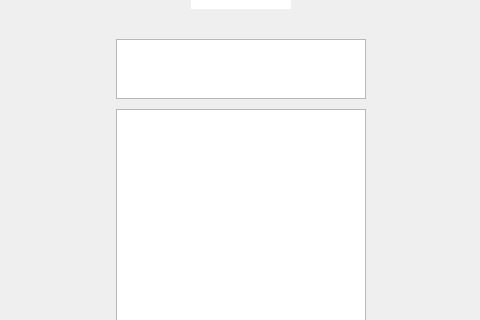
Before: the Qt Designer form ui/top_10_result.ui in CharlesBeise/book_recommender, drawn with Qt 5; both pictures show x 159 to 639 and y 81 to 401 of the 800 by 600 pixel window.
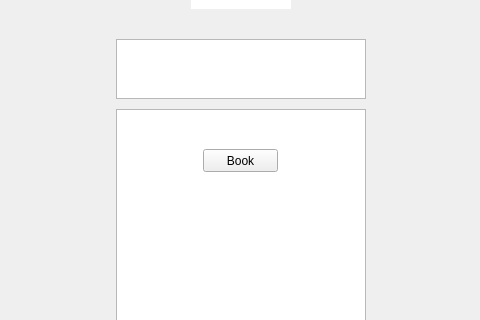
After: the same form once the commit is applied. Icons and pictures are not drawn.

Commit message: Added book and author pages, changed names of most pages.

```diff
--- a/ui/top_10_result.ui
+++ b/ui/top_10_result.ui
@@ -108,6 +108,19 @@
     </size>
    </property>
   </widget>
+  <widget class="QPushButton" name="Top10BookBtn">
+   <property name="geometry">
+    <rect>
+     <x>362</x>
+     <y>230</y>
+     <width>75</width>
+     <height>23</height>
+    </rect>
+   </property>
+   <property name="text">
+    <string>Book</string>
+   </property>
+  </widget>
  </widget>
  <resources/>
  <connections/>
```
The commit also changes 12 other files.
